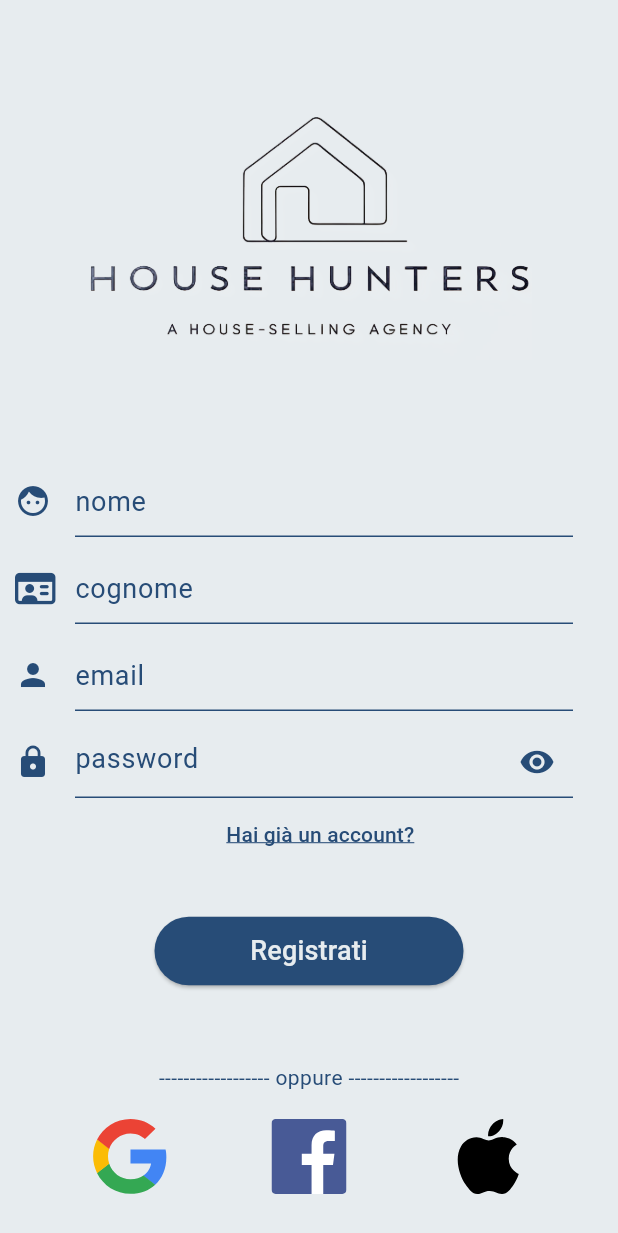
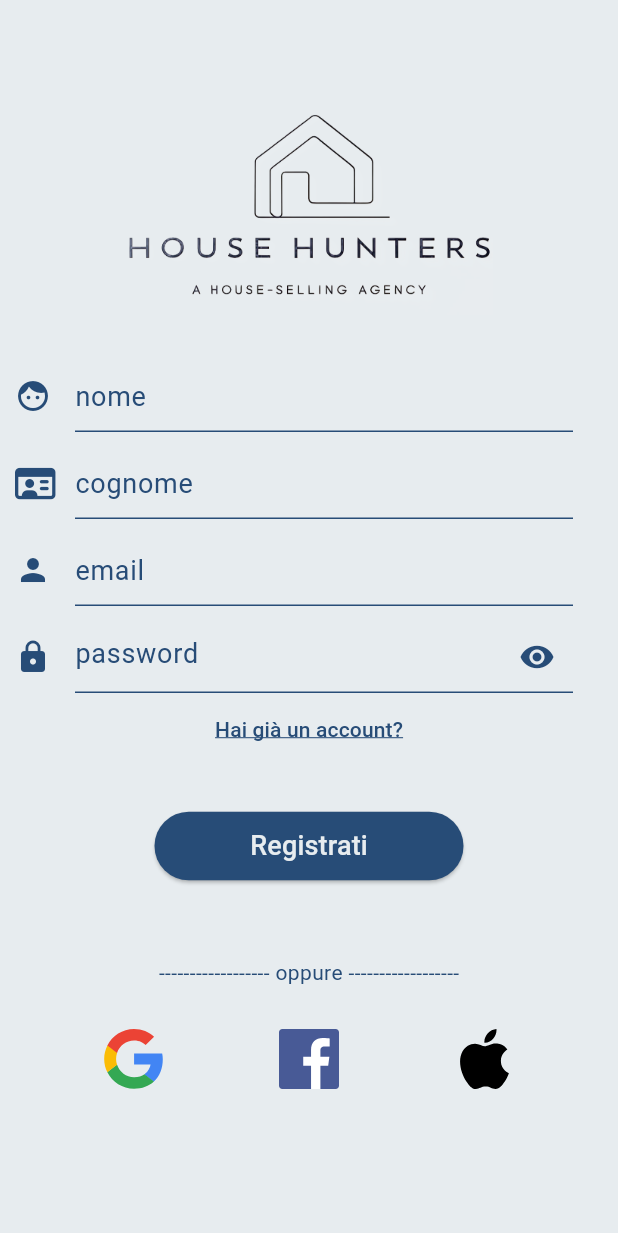
Before and after one commit to luke03b/INGSW2425_026, a Flutter app: the screen it shows after launch, after a tap on "Non hai un account?", on a phone screen of 412 x 824 dp. Shown: the top 1233 px of the screen. Run offline on Flutter 3.47's test engine with Material 3 defaults, Android fonts, the phone set to English and light mode, and no system bars; our stand-ins replace flutter_svg, font_awesome_flutter.

Commit message:
Modifiche minori

```diff
--- a/lib/main.dart
+++ b/lib/main.dart
@@ -1,5 +1,6 @@
 import 'package:domus_app/pages/registration_page.dart';
 import 'package:flutter/material.dart';
+import 'package:flutter/services.dart';
 import 'pages/login_page.dart';
 
 void main() {
@@ -11,8 +12,9 @@ class MyApp extends StatelessWidget {
 
   @override
   Widget build(BuildContext context) {
+    SystemChrome.setPreferredOrientations([DeviceOrientation.portraitUp, DeviceOrientation.portraitDown]);
     return MaterialApp(
-      title: 'Domus360',
+      title: 'House Hunters',
       debugShowCheckedModeBanner: false,
       theme: ThemeData(
         useMaterial3: true,
--- a/lib/pages/login_page.dart
+++ b/lib/pages/login_page.dart
@@ -27,12 +27,12 @@ class _LoginPageState extends State<LoginPage> {
             Padding(
               padding: const EdgeInsets.only(top: 70.0),
               // child: SafeArea(child: SvgPicture.asset('lib/assets/house_logo.svg', width: 150,)),
-              child: SafeArea(child: Image.asset('lib/assets/HouseHunter.png', height: 170,)),
+              child: SafeArea(child: Image.asset('lib/assets/HouseHunter.png', height: 140,)),
             ),
 
             //mailTextField
             Padding(
-              padding: const EdgeInsets.only(left: 10.0, right: 30.0, top: 70.0),
+              padding: const EdgeInsets.only(left: 10.0, right: 30.0, top: 50.0),
               child: MyTextFieldWidget(controller: mailController, text: "email", icon: Icon(Icons.person))
             ),
 
@@ -67,13 +67,13 @@ class _LoginPageState extends State<LoginPage> {
             ),
 
             Padding(
-              padding: const EdgeInsets.only(top: 10.0),
+              padding: const EdgeInsets.only(top: 20.0),
               child: Row(
                 mainAxisAlignment: MainAxisAlignment.spaceEvenly,
                 children: [
-                  IconButton(onPressed: (){}, icon: SvgPicture.asset('lib/assets/google_logo.svg', width: 50, ),),
-                  IconButton(onPressed: (){}, icon: SvgPicture.asset('lib/assets/facebook_logo.svg', width: 50,)),
-                  IconButton(onPressed: (){}, icon: SvgPicture.asset('lib/assets/apple_logo.svg', width: 50,),)
+                  IconButton(onPressed: (){}, icon: SvgPicture.asset('lib/assets/google_logo.svg', width: 40, ),),
+                  IconButton(onPressed: (){}, icon: SvgPicture.asset('lib/assets/facebook_logo.svg', width: 40,)),
+                  IconButton(onPressed: (){}, icon: SvgPicture.asset('lib/assets/apple_logo.svg', width: 40,),)
                 ],
               ),
             ),
--- a/lib/pages/registration_page.dart
+++ b/lib/pages/registration_page.dart
@@ -31,12 +31,12 @@ class _RegistrationPageState extends State<RegistrationPage> {
             Padding(
               padding: const EdgeInsets.only(top: 70.0),
               // child: SafeArea(child: SvgPicture.asset('lib/assets/house_logo.svg', width: 150,)),
-              child: SafeArea(child: Image.asset('lib/assets/HouseHunter.png', height: 170,)),
+              child: SafeArea(child: Image.asset('lib/assets/HouseHunter.png', height: 140,)),
             ),
 
             //nomeTextField
             Padding(
-              padding: const EdgeInsets.only(left: 10.0, right: 30.0, top: 70.0),
+              padding: const EdgeInsets.only(left: 10.0, right: 30.0, top: 30.0),
               child: MyTextFieldWidget(controller: nomeController, text: "nome", icon: const Icon(Icons.face))
             ),
 
@@ -59,16 +59,8 @@ class _RegistrationPageState extends State<RegistrationPage> {
             ),
 
             //Altre Opzioni
-            Padding(
-              padding: const EdgeInsets.only(left: 15.0),
-              child: Row(
-                mainAxisAlignment: MainAxisAlignment.spaceEvenly,
-                children: [
-                  MyTextButtonWidget(text: "Hai già un account?",
-                    onPressed: (){Navigator.pushNamedAndRemoveUntil(context, '/LoginPage', (r) => false);}),
-                ],
-              ),
-            ),
+            MyTextButtonWidget(text: "Hai già un account?",
+              onPressed: (){Navigator.pushNamedAndRemoveUntil(context, '/LoginPage', (r) => false);}),
 
             //RegistratiButton
             Padding(
@@ -82,13 +74,13 @@ class _RegistrationPageState extends State<RegistrationPage> {
             ),
 
             Padding(
-              padding: const EdgeInsets.only(top: 10.0),
+              padding: const EdgeInsets.only(top: 20.0),
               child: Row(
                 mainAxisAlignment: MainAxisAlignment.spaceEvenly,
                 children: [
-                  IconButton(onPressed: (){}, icon: SvgPicture.asset('lib/assets/google_logo.svg', width: 50, ),),
-                  IconButton(onPressed: (){}, icon: SvgPicture.asset('lib/assets/facebook_logo.svg', width: 50,)),
-                  IconButton(onPressed: (){}, icon: SvgPicture.asset('lib/assets/apple_logo.svg', width: 50,),)
+                  IconButton(onPressed: (){}, icon: SvgPicture.asset('lib/assets/google_logo.svg', width: 40, ),),
+                  IconButton(onPressed: (){}, icon: SvgPicture.asset('lib/assets/facebook_logo.svg', width: 40,)),
+                  IconButton(onPressed: (){}, icon: SvgPicture.asset('lib/assets/apple_logo.svg', width: 40,),)
                 ],
               ),
             ),
@@ -97,5 +89,4 @@ class _RegistrationPageState extends State<RegistrationPage> {
       ),
     );
   }
-
 }
```
